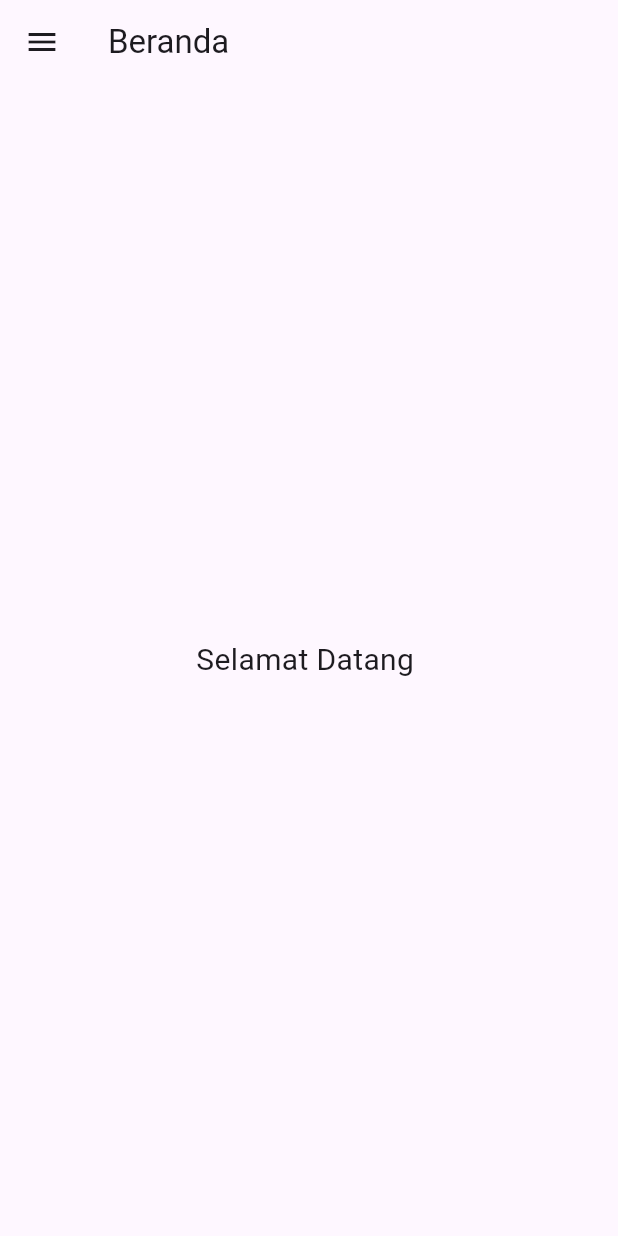
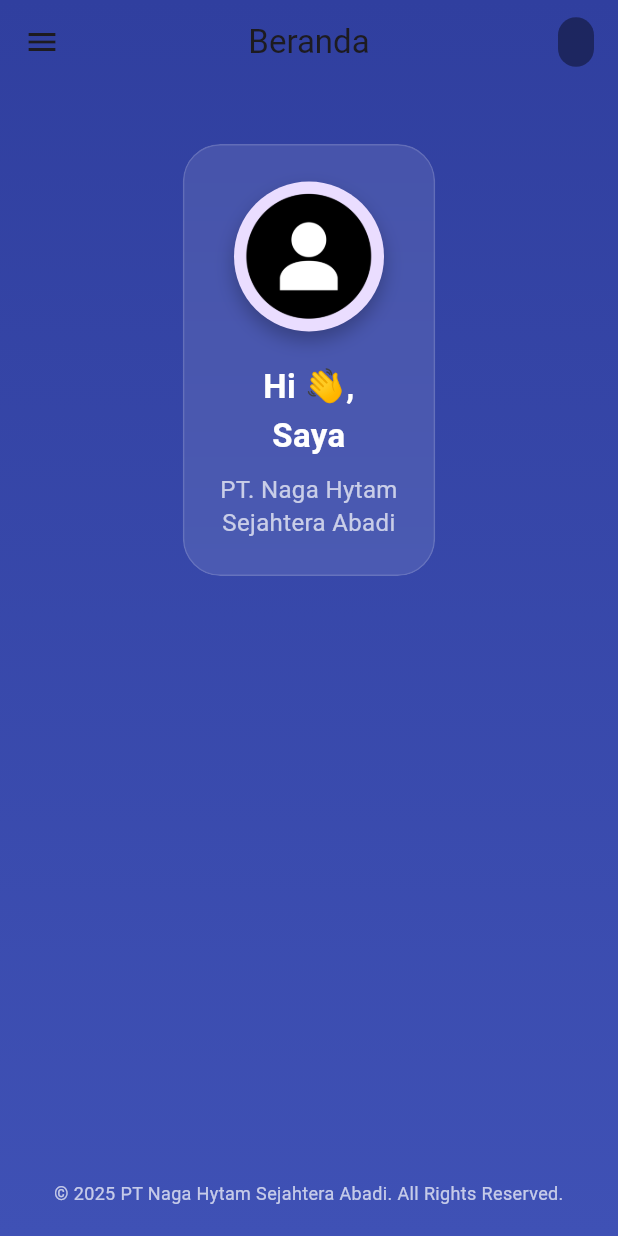
Before and after one commit to Ramadhanrifqi/projek-mobile-programming, a Flutter app: the Beranda screen opened directly, on a phone screen of 412 x 824 dp. Run offline on Flutter 3.47's test engine with Material 3 defaults, Android fonts, the phone set to English and light mode, and no system bars; our stand-ins replace dio; accounts and stored records are empty.

Commit message:
beranda kelar

```diff
--- a/lib/ui/beranda.dart
+++ b/lib/ui/beranda.dart
@@ -1,20 +1,135 @@
+import 'dart:ui';
 import 'package:flutter/material.dart';
 import '../widget/sidebar.dart';
 
 class Beranda extends StatelessWidget {
   final String username;
+  final String role;
 
-  const Beranda({super.key, required this.username});
+  const Beranda({super.key, required this.username, required this.role});
 
   @override
   Widget build(BuildContext context) {
+    final screenHeight = MediaQuery.of(context).size.height;
     return Scaffold(
-      appBar: AppBar(title: const Text("Beranda")),
+      extendBodyBehindAppBar: true,
+appBar: AppBar(
+  title: const Text("Beranda"),
+  backgroundColor: const Color.fromARGB(0, 255, 255, 255),
+  elevation: 0,
+  centerTitle: true,
+  automaticallyImplyLeading: true,
+  actions: [
+    Padding(
+      padding: const EdgeInsets.only(right: 16),
+      child: Center(
+        child: Container(
+          padding: const EdgeInsets.symmetric(horizontal: 12, vertical: 6),
+          decoration: BoxDecoration(
+            color: Colors.black.withOpacity(0.4), // Latar lebih gelap agar teks terlihat
+            borderRadius: BorderRadius.circular(12),
+          ),
+          child: Text(
+            role == "User" ? "Operator" : role,
+            style: const TextStyle(
+              fontWeight: FontWeight.w600,
+              color: Colors.white, // Teks putih agar kontras dengan latar hitam transparan
+            ),
+          ),
+        ),
+      ),
+    ),
+  ],
+),
+
       drawer: const Sidebar(),
-      body: Center(
-        child: Text(
-          "Selamat Datang $username",
-          style: const TextStyle(fontSize: 20),
+      body: Container(
+        width: double.infinity,
+        height: screenHeight,
+        decoration: const BoxDecoration(
+          gradient: LinearGradient(
+            colors: [Color(0xFF303F9F), Color(0xFF3F51B5)], // Indigo gradient
+            begin: Alignment.topCenter,
+            end: Alignment.bottomCenter,
+          ),
+        ),
+        child: SafeArea(
+          child: Column(
+            children: [
+              const SizedBox(height: 40),
+              // Glass Card Sambutan
+              Padding(
+                padding: const EdgeInsets.symmetric(horizontal: 20),
+                child: ClipRRect(
+                  borderRadius: BorderRadius.circular(25),
+                  child: BackdropFilter(
+                    filter: ImageFilter.blur(sigmaX: 10, sigmaY: 10),
+                    child: Container(
+                      padding: const EdgeInsets.all(24),
+                      decoration: BoxDecoration(
+                        color: Colors.white.withOpacity(0.1),
+                        borderRadius: BorderRadius.circular(25),
+                        border: Border.all(color: Colors.white.withOpacity(0.15)),
+                      ),
+                      child: Column(
+                        children: [
+                          Container(
+                            decoration: BoxDecoration(
+                              shape: BoxShape.circle,
+                              boxShadow: [
+                                BoxShadow(
+                                  color: Colors.black26,
+                                  blurRadius: 10,
+                                  offset: Offset(0, 6),
+                                ),
+                              ],
+                            ),
+                            child: const CircleAvatar(
+                              radius: 50,
+                              backgroundImage: AssetImage('assets/images/images/Foto.default.png'),
+                            ),
+                          ),
+                          const SizedBox(height: 20),
+                          Text(
+                            "Hi 👋,\nSaya $username",
+                            textAlign: TextAlign.center,
+                            style: const TextStyle(
+                              fontSize: 22,
+                              fontWeight: FontWeight.bold,
+                              color: Colors.white,
+                              height: 1.5,
+                            ),
+                          ),
+                          const SizedBox(height: 8),
+                          const Text(
+                            "PT. Naga Hytam\nSejahtera Abadi",
+                            textAlign: TextAlign.center,
+                            style: TextStyle(
+                              fontSize: 16,
+                              color: Colors.white70,
+                              height: 1.4,
+                            ),
+                          ),
+                        ],
+                      ),
+                    ),
+                  ),
+                ),
+              ),
+              const Spacer(),
+              Padding(
+                padding: const EdgeInsets.only(bottom: 20),
+                child: Text(
+                  "© 2025 PT Naga Hytam Sejahtera Abadi. All Rights Reserved.",
+                  textAlign: TextAlign.center,
+                  style: TextStyle(
+                    color: Colors.white.withOpacity(0.7),
+                    fontSize: 12,
+                  ),
+                ),
+              ),
+            ],
+          ),
         ),
       ),
     );
--- a/lib/ui/login.dart
+++ b/lib/ui/login.dart
@@ -25,13 +25,18 @@
 
 if (user != null) {
   UserInfo.setUser(user);
+  if (!mounted) return;
   Navigator.pushReplacement(
     context,
     MaterialPageRoute(
-            builder: (context) => Beranda(username: user.username),
+      builder: (context) => Beranda(
+        username: user.username,
+        role: user.role,
+      ),
     ),
   );
 } else {
+  if (!mounted) return;
   ScaffoldMessenger.of(context).showSnackBar(
     const SnackBar(content: Text('Login gagal!')),
   );
--- a/lib/widget/sidebar.dart
+++ b/lib/widget/sidebar.dart
@@ -55,7 +55,7 @@
                             context,
                             icon: Icons.home,
                             title: "Beranda",
-                            destination: Beranda(username: '',),
+                            destination: Beranda(username: '', role: ''), // Provide appropriate value for 'role'
 
                           ),
                           _buildListTile(
@@ -144,7 +144,7 @@
               borderRadius: BorderRadius.circular(12),
               boxShadow: [
                 BoxShadow(
-                  color: Colors.indigo.withOpacity(0.1),
+                  color: Colors.indigo.withAlpha((0.1 * 255).toInt()),
                   blurRadius: 4,
                   offset: Offset(0, 2),
                 ),
@@ -172,10 +172,4 @@
     );
   }
 
-  Widget _buildDivider() {
-    return const Padding(
-      padding: EdgeInsets.symmetric(horizontal: 16),
-      child: Divider(thickness: 1),
-    );
-  }
 }
```
Also changed, not shown: assets/images/images/Foto.default.png (added). Lines whose indentation alone changed are shown as unchanged.
